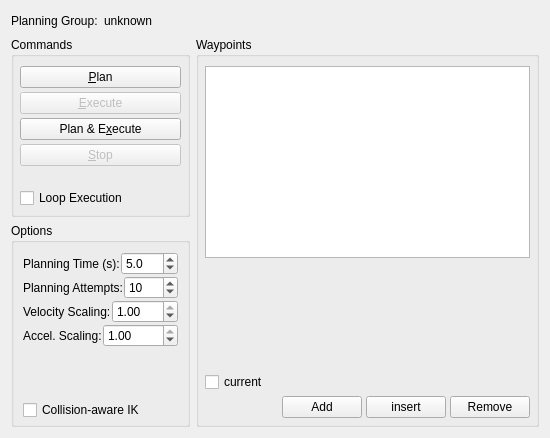
xinjuezou-whi/moveit_ros_visualization, file motion_planning_rviz_plugin/src/ui/motion_planning_rviz_plugin_frame_waypoints.ui: the form before one commit.
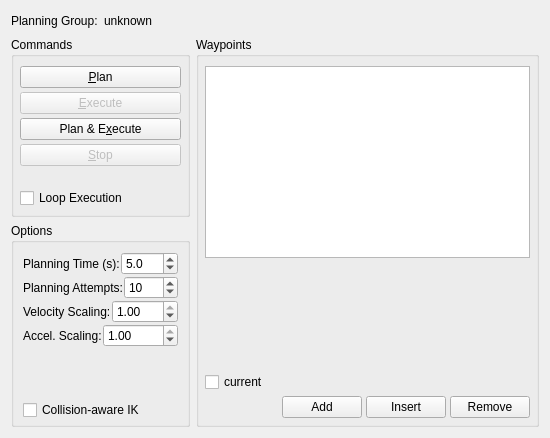
The form after the commit.

Commit message: add point from current state

Diff of the .ui file:
```diff
--- a/motion_planning_rviz_plugin/src/ui/motion_planning_rviz_plugin_frame_waypoints.ui
+++ b/motion_planning_rviz_plugin/src/ui/motion_planning_rviz_plugin_frame_waypoints.ui
@@ -458,7 +458,7 @@
               <item>
                <widget class="QPushButton" name="insert_point_button">
                 <property name="text">
-                 <string>insert</string>
+                 <string>Insert</string>
                 </property>
                </widget>
               </item>
```
